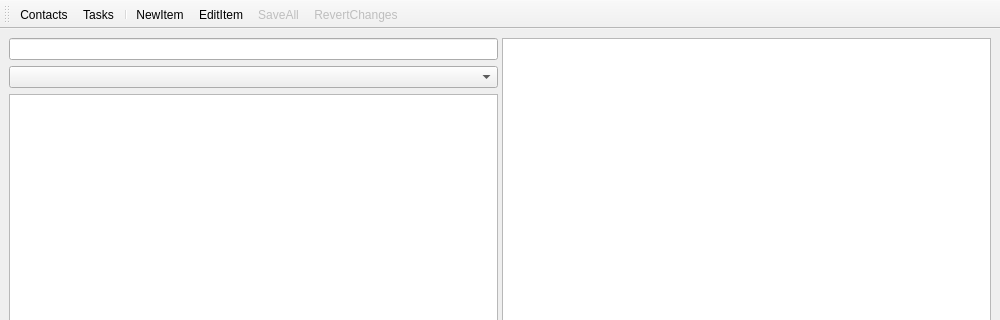
This is ui/mainwindow.ui in czeppi/cc-pim as Qt 5 draws it before an edit; both pictures show x 0 to 1000 and y 0 to 320 of the 1000 by 800 pixel window. The edited form follows.
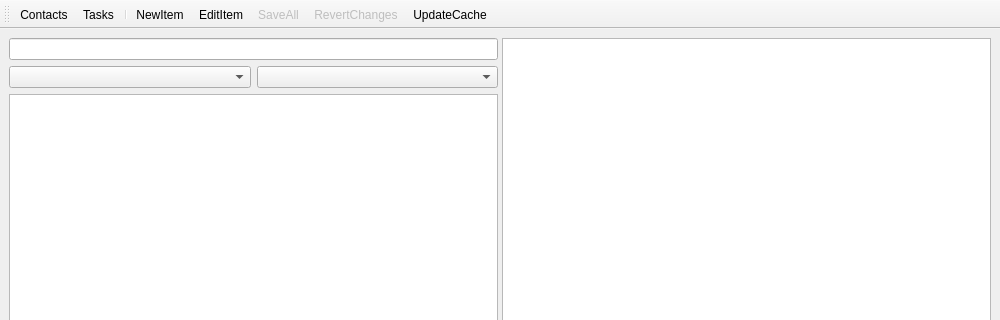
This is the edited form. Icons and pictures are not drawn. Custom widgets are drawn as their Qt base class.

Commit message: - add support for caching - read config file - read + write state file - combo box for files state

Diff of the .ui file:
```diff
--- a/ui/mainwindow.ui
+++ b/ui/mainwindow.ui
@@ -32,7 +32,14 @@
          <widget class="SearchEdit" name="search_edit"/>
         </item>
         <item>
-         <widget class="QComboBox" name="category_filter"/>
+         <layout class="QHBoxLayout" name="horizontalLayout_4">
+          <item>
+           <widget class="QComboBox" name="category_filter"/>
+          </item>
+          <item>
+           <widget class="QComboBox" name="files_state_filter"/>
+          </item>
+         </layout>
         </item>
         <item>
          <widget class="QListWidget" name="search_result_list"/>
@@ -74,6 +81,7 @@
    <addaction name="action_edit_item"/>
    <addaction name="action_save_all"/>
    <addaction name="action_revert_changes"/>
+   <addaction name="action_update_cache"/>
   </widget>
   <action name="action_edit_item">
    <property name="enabled">
@@ -162,6 +170,18 @@
     <string>tasks</string>
    </property>
   </action>
+  <action name="action_update_cache">
+   <property name="icon">
+    <iconset>
+     <normaloff>../etc/icons/update-cache.svg</normaloff>../etc/icons/update-cache.svg</iconset>
+   </property>
+   <property name="text">
+    <string>UpdateCache</string>
+   </property>
+   <property name="toolTip">
+    <string>update cache ...</string>
+   </property>
+  </action>
  </widget>
  <customwidgets>
   <customwidget>
```
Left out of the diff: 2 changed lines with no effect on the pictures. The commit also changes 11 other files.
